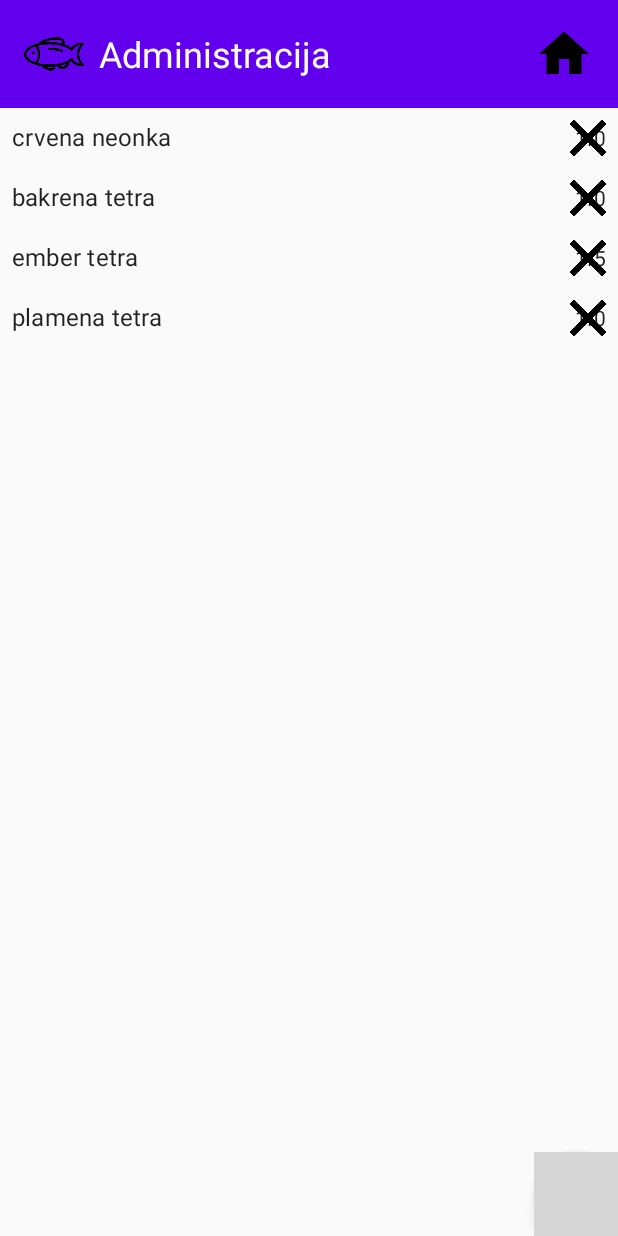
After one commit to akonjetic/alenFishEmpire, an Android app built with Jetpack Compose: the AdministrationActivity screen opened directly, with no data from a screen before it, on a phone screen of 412 x 824 dp. The commit adds this screen. Run offline under Robolectric (Android 15) with nearby library versions, the phone set to English and light mode, and no system bars; our stand-ins replace Room's generated code; grey boxes are pictures that could not be loaded.

Commit message:
act i frag za administriranje, edit, basic

```diff
--- a/app/build.gradle.kts
+++ b/app/build.gradle.kts
@@ -58,6 +58,7 @@ dependencies {
     implementation(libs.material)
     implementation(libs.androidx.room.common)
     implementation(libs.androidx.room.ktx)
+    implementation(libs.androidx.runner)
     testImplementation(libs.junit)
     androidTestImplementation(libs.androidx.junit)
     androidTestImplementation(libs.androidx.espresso.core)
@@ -68,5 +69,6 @@ dependencies {
     kapt(libs.androidx.databinding.compiler)
     ksp(libs.androidx.room.compiler)
     implementation (libs.itext7.core)
-
+    implementation(libs.androidx.fragment.ktx)
+    implementation(libs.material)
 }
--- a/app/src/main/AndroidManifest.xml
+++ b/app/src/main/AndroidManifest.xml
@@ -20,6 +20,11 @@
             android:label="@string/title_activity_order_history"
             android:theme="@style/Theme.AppCompat.Light.NoActionBar" />
         <activity
+        android:name=".activity.AdministrationActivity"
+        android:exported="false"
+        android:label="@string/title_activity_order_history"
+        android:theme="@style/Theme.AppCompat.Light.NoActionBar" />
+        <activity
             android:name=".activity.MainActivity"
             android:exported="true"
             android:label="@string/app_name"
--- /dev/null
+++ b/app/src/main/java/com/example/alenfishempire/activity/AdministrationActivity.kt
@@ -0,0 +1,50 @@
+package com.example.alenfishempire.activity
+
+import android.content.Intent
+import android.os.Bundle
+import android.os.PersistableBundle
+import androidx.activity.viewModels
+import androidx.appcompat.app.AppCompatActivity
+import androidx.recyclerview.widget.LinearLayoutManager
+import com.example.alenfishempire.activity.fragment.EditFishFragment
+import com.example.alenfishempire.activity.viewmodel.AdministrationViewModel
+import com.example.alenfishempire.adapter.FishListAdapter
+import com.example.alenfishempire.database.entities.Fish
+import com.example.alenfishempire.databinding.ActivityAdministrationBinding
+
+class AdministrationActivity : AppCompatActivity(){
+
+    private lateinit var binding : ActivityAdministrationBinding
+    private val viewModel: AdministrationViewModel by viewModels()
+    private val fishListAdapter by lazy { FishListAdapter(this, arrayListOf()) { fish -> openEditFishFragment(fish) }}
+
+    override fun onCreate(savedInstanceState: Bundle?) {
+        super.onCreate(savedInstanceState)
+
+        binding = ActivityAdministrationBinding.inflate(layoutInflater)
+        binding.recyclerViewFish.adapter = fishListAdapter
+        binding.recyclerViewFish.layoutManager = LinearLayoutManager(this)
+        val view = binding.root
+
+        viewModel.fetchAllFish(this)
+        viewModel.listOfAllFish.observe(this){
+            fishListAdapter.updateData(it)
+        }
+
+        setContentView(view)
+
+        binding.homeIcon.setOnClickListener {
+            val intent = Intent(this, MainActivity::class.java)
+            startActivity(intent)
+        }
+
+    }
+
+    private fun openEditFishFragment(fish: Fish) {
+        val fragment = EditFishFragment.newInstance(fish)
+        supportFragmentManager.beginTransaction()
+            .replace(android.R.id.content, fragment) // Prikaz fragmenta
+            .addToBackStack(null) // Dodavanje na backstack
+            .commit()
+    }
+}
--- a/app/src/main/java/com/example/alenfishempire/activity/MainActivity.kt
+++ b/app/src/main/java/com/example/alenfishempire/activity/MainActivity.kt
@@ -27,6 +27,9 @@ class MainActivity : AppCompatActivity() {
             startActivity(intent)
         }
 
-
+        binding.administrationCard.setOnClickListener {
+            val intent = Intent(this, AdministrationActivity::class.java)
+            startActivity(intent)
+        }
     }
 }
--- /dev/null
+++ b/app/src/main/java/com/example/alenfishempire/activity/viewmodel/AdministrationViewModel.kt
@@ -0,0 +1,34 @@
+package com.example.alenfishempire.activity.viewmodel
+
+import android.content.Context
+import androidx.lifecycle.MutableLiveData
+import androidx.lifecycle.ViewModel
+import androidx.lifecycle.viewModelScope
+import com.example.alenfishempire.database.FishDatabase
+import com.example.alenfishempire.database.entities.Fish
+import com.example.alenfishempire.database.entities.FishOrder
+import kotlinx.coroutines.launch
+
+class AdministrationViewModel : ViewModel() {
+
+    val listOfAllFish = MutableLiveData<ArrayList<Fish>>()
+
+    fun fetchAllFish(context: Context){
+        viewModelScope.launch {
+            listOfAllFish.value = FishDatabase.getDatabase(context)?.getFishDao()?.getAllFish() as ArrayList<Fish>
+        }
+    }
+
+    fun saveNewFish(context: Context, fish: Fish){
+        viewModelScope.launch {
+            val orderId = FishDatabase.getDatabase(context)?.getFishDao()?.insertFish(fish)
+        }
+    }
+
+    fun updateFish(context: Context, fish: Fish){
+        viewModelScope.launch {
+            FishDatabase.getDatabase(context)?.getFishDao()?.updateFish(fish)
+        }
+    }
+
+}
--- /dev/null
+++ b/app/src/main/java/com/example/alenfishempire/adapter/FishListAdapter.kt
@@ -0,0 +1,62 @@
+package com.example.alenfishempire.adapter
+
+import android.annotation.SuppressLint
+import android.content.Context
+import android.view.LayoutInflater
+import android.view.View
+import android.view.ViewGroup
+import androidx.appcompat.app.AppCompatActivity
+import androidx.recyclerview.widget.RecyclerView
+import androidx.recyclerview.widget.RecyclerView.Recycler
+import com.example.alenfishempire.R
+import com.example.alenfishempire.activity.fragment.EditFishFragment
+import com.example.alenfishempire.adapter.OrderHistoryAdapter.OrderHistoryViewHolder
+import com.example.alenfishempire.database.entities.Fish
+import com.example.alenfishempire.database.entities.OrderWithDetails
+import com.example.alenfishempire.databinding.FishListItemBinding
+import com.example.alenfishempire.databinding.OrderHistoryItemBinding
+
+class FishListAdapter(
+    private val context: Context,
+    private val fish: ArrayList<Fish>,
+    private val onFishClick: (Fish) -> Unit
+    ): RecyclerView.Adapter<FishListAdapter.FishListViewHolder>() {
+
+    class FishListViewHolder(view: View) : RecyclerView.ViewHolder(view) {
+        val binding = FishListItemBinding.bind(view)
+    }
+
+    @SuppressLint("NotifyDataSetChanged")
+    fun updateData(newFish: ArrayList<Fish>) {
+        fish.clear()
+        fish.addAll(newFish)
+
+        notifyDataSetChanged()
+    }
+
+    override fun onCreateViewHolder(parent: ViewGroup, viewType: Int): FishListViewHolder {
+        val view = LayoutInflater.from(context).inflate(R.layout.fish_list_item, parent, false)
+        return FishListViewHolder(view)
+    }
+
+    override fun getItemCount(): Int {
+        return fish.size
+    }
+
+    override fun onBindViewHolder(holder: FishListViewHolder, position: Int) {
+        val currentItem = fish[position]
+
+        val currentItemBinding = holder.binding
+        currentItemBinding.tvFishName.text = currentItem.name
+        currentItemBinding.tvFishPrice.text = currentItem.price.toString()
+
+        holder.itemView.setOnClickListener {
+            val fragment = EditFishFragment.newInstance(currentItem)
+            if (context is AppCompatActivity) {
+                fragment.show(context.supportFragmentManager, "EditFishFragment")
+            }
+        }
+
+    }
+
+}
--- a/app/src/main/java/com/example/alenfishempire/database/FishDao.kt
+++ b/app/src/main/java/com/example/alenfishempire/database/FishDao.kt
@@ -5,6 +5,7 @@ import androidx.room.Dao
 import androidx.room.Insert
 import androidx.room.OnConflictStrategy
 import androidx.room.Query
+import androidx.room.Update
 import com.example.alenfishempire.database.entities.Fish
 import com.example.alenfishempire.database.entities.FishOrder
 import com.example.alenfishempire.database.entities.Order
@@ -77,11 +78,16 @@ interface FishDao {
     @Insert(onConflict = OnConflictStrategy.IGNORE)
     suspend fun insertFish(fish: Fish)
 
+
     @Insert
     suspend fun insertFishOrder(fishOrder: FishOrder) : Long
 
     @Insert
     suspend fun insertOrder(order: Order) : Long
+
+
+    @Update
+    suspend fun updateFish(fish: Fish)
 
     suspend fun insertInitialData() {
         insertFish(Fish(1, "crvena neonka", 1.0f))
--- /dev/null
+++ b/app/src/main/res/drawable/dialog_background.xml
@@ -0,0 +1,5 @@
+<shape xmlns:android="http://schemas.android.com/apk/res/android" android:shape="rectangle">
+    <corners android:radius="16dp" />
+    <solid android:color="@android:color/white" />
+    <shadow android:color="#55000000" />
+</shape>
--- /dev/null
+++ b/app/src/main/res/drawable/edit_text_background.xml
@@ -0,0 +1,5 @@
+<shape xmlns:android="http://schemas.android.com/apk/res/android" android:shape="rectangle">
+    <solid android:color="@android:color/white" />
+    <corners android:radius="8dp" />
+    <stroke android:width="1dp" android:color="@android:color/darker_gray" />
+</shape>
--- /dev/null
+++ b/app/src/main/res/layout/activity_administration.xml
@@ -0,0 +1,64 @@
+<?xml version="1.0" encoding="utf-8"?>
+<androidx.constraintlayout.widget.ConstraintLayout xmlns:android="http://schemas.android.com/apk/res/android"
+    android:layout_width="match_parent"
+    android:layout_height="match_parent"
+    xmlns:tools="http://schemas.android.com/tools"
+    xmlns:app="http://schemas.android.com/apk/res-auto"
+    tools:context=".activity.AdministrationActivity">
+
+    <RelativeLayout
+        android:id="@+id/header"
+        android:layout_width="match_parent"
+        android:layout_height="wrap_content"
+        android:background="@color/purple_500"
+        android:padding="16dp"
+        app:layout_constraintTop_toTopOf="parent">
+
+        <ImageView
+            android:id="@+id/logo"
+            android:layout_width="40dp"
+            android:layout_height="40dp"
+            android:src="@drawable/ic_fish"
+            android:layout_alignParentStart="true" />
+
+        <TextView
+            android:id="@+id/title"
+            android:layout_width="wrap_content"
+            android:layout_height="wrap_content"
+            android:text="Administracija"
+            android:textSize="24sp"
+            android:textColor="@android:color/white"
+            android:layout_toEndOf="@id/logo"
+            android:layout_centerVertical="true"
+            android:layout_marginStart="10dp" />
+
+        <ImageView
+            android:id="@+id/homeIcon"
+            android:layout_width="40dp"
+            android:layout_height="40dp"
+            android:src="@drawable/ic_home"
+            android:layout_alignParentEnd="true"
+            android:layout_centerVertical="true"
+            android:contentDescription="Home Icon"/>
+    </RelativeLayout>
+
+    <androidx.recyclerview.widget.RecyclerView
+        android:id="@+id/recyclerViewFish"
+        android:layout_width="0dp"
+        android:layout_height="0dp"
+        app:layout_constraintTop_toBottomOf="@id/header"
+        app:layout_constraintBottom_toTopOf="@+id/fabAddFish"
+        app:layout_constraintStart_toStartOf="parent"
+        app:layout_constraintEnd_toEndOf="parent"
+        tools:listitem="@layout/fish_list_item" />
+
+    <com.google.android.material.floatingactionbutton.FloatingActionButton
+        android:id="@+id/fabAddFish"
+        android:layout_width="wrap_content"
+        android:layout_height="wrap_content"
+        android:contentDescription="Add new fish"
+        app:layout_constraintBottom_toBottomOf="parent"
+        app:layout_constraintEnd_toEndOf="parent"
+        app:srcCompat="@drawable/ic_fish_net" />
+
+</androidx.constraintlayout.widget.ConstraintLayout>
--- /dev/null
+++ b/app/src/main/res/layout/fish_list_item.xml
@@ -0,0 +1,37 @@
+<?xml version="1.0" encoding="utf-8"?>
+<androidx.constraintlayout.widget.ConstraintLayout xmlns:android="http://schemas.android.com/apk/res/android"
+    xmlns:app="http://schemas.android.com/apk/res-auto"
+    android:layout_width="match_parent"
+    android:layout_height="wrap_content"
+    android:padding="8dp">
+
+    <TextView
+        android:id="@+id/tvFishName"
+        android:layout_width="0dp"
+        android:layout_height="wrap_content"
+        android:text="Fish Name"
+        android:textAppearance="?attr/textAppearanceSubtitle1"
+        app:layout_constraintStart_toStartOf="parent"
+        app:layout_constraintTop_toTopOf="parent"
+        app:layout_constraintEnd_toStartOf="@+id/tvFishPrice" />
+
+    <TextView
+        android:id="@+id/tvFishPrice"
+        android:layout_width="wrap_content"
+        android:layout_height="wrap_content"
+        android:text="€0.00"
+        android:textAppearance="?attr/textAppearanceBody2"
+        app:layout_constraintEnd_toEndOf="parent"
+        app:layout_constraintBaseline_toBaselineOf="@+id/tvFishName" />
+
+    <ImageView
+        android:id="@+id/ivDeleteFish"
+        android:layout_width="24dp"
+        android:layout_height="24dp"
+        android:src="@drawable/ic_delete_row"
+        android:contentDescription="Delete fish"
+        app:layout_constraintEnd_toEndOf="parent"
+        app:layout_constraintBottom_toBottomOf="parent"
+        app:layout_constraintTop_toTopOf="parent" />
+
+</androidx.constraintlayout.widget.ConstraintLayout>
--- a/app/src/main/res/values/strings.xml
+++ b/app/src/main/res/values/strings.xml
@@ -1,4 +1,6 @@
 <resources>
     <string name="app_name">Alen\'s Fish Empire</string>
     <string name="title_activity_order_history">OrderHistoryActivity</string>
+    <!-- TODO: Remove or change this placeholder text -->
+    <string name="hello_blank_fragment">Hello blank fragment</string>
 </resources>
--- a/gradle/libs.versions.toml
+++ b/gradle/libs.versions.toml
@@ -2,6 +2,7 @@
 agp = "8.7.3"
 compiler = "8.1.0"
 databindingCompiler = "8.7.3"
+fragmentKtx = "1.6.2"
 itext7Core = "7.2.5"
 kotlin = "2.0.0"
 coreKtx = "1.10.1"
@@ -17,10 +18,12 @@ material = "1.12.0"
 roomCommon = "2.6.1"
 roomCompiler = "2.5.0"
 roomKtx = "2.6.1"
+runner = "1.5.2"
 
 [libraries]
 androidx-core-ktx = { group = "androidx.core", name = "core-ktx", version.ref = "coreKtx" }
 androidx-databinding-compiler = { module = "androidx.databinding:databinding-compiler", version.ref = "databindingCompiler" }
+androidx-fragment-ktx = { module = "androidx.fragment:fragment-ktx", version.ref = "fragmentKtx" }
 androidx-room-compiler = { module = "androidx.room:room-compiler", version.ref = "roomCompiler" }
 compiler = { module = "com.android.databinding:compiler", version.ref = "compiler" }
 itext7-core = { module = "com.itextpdf:itext7-core", version.ref = "itext7Core" }
@@ -42,6 +45,7 @@ androidx-constraintlayout = { group = "androidx.constraintlayout", name = "const
 material = { group = "com.google.android.material", name = "material", version.ref = "material" }
 androidx-room-common = { group = "androidx.room", name = "room-common", version.ref = "roomCommon" }
 androidx-room-ktx = { group = "androidx.room", name = "room-ktx", version.ref = "roomKtx" }
+androidx-runner = { group = "androidx.test", name = "runner", version.ref = "runner" }
 
 [plugins]
 android-application = { id = "com.android.application", version.ref = "agp" }
```
Also changed, not shown: app/src/main/java/com/example/alenfishempire/activity/fragment/EditFishFragment.kt (added, +75 -0 lines), app/src/main/res/layout/activity_main.xml (+4 -5 lines), app/src/main/res/layout/fragment_edit_fish.xml (added, +65 -0 lines), app/src/main/res/values/styles.xml (added, +12 -0 lines).
